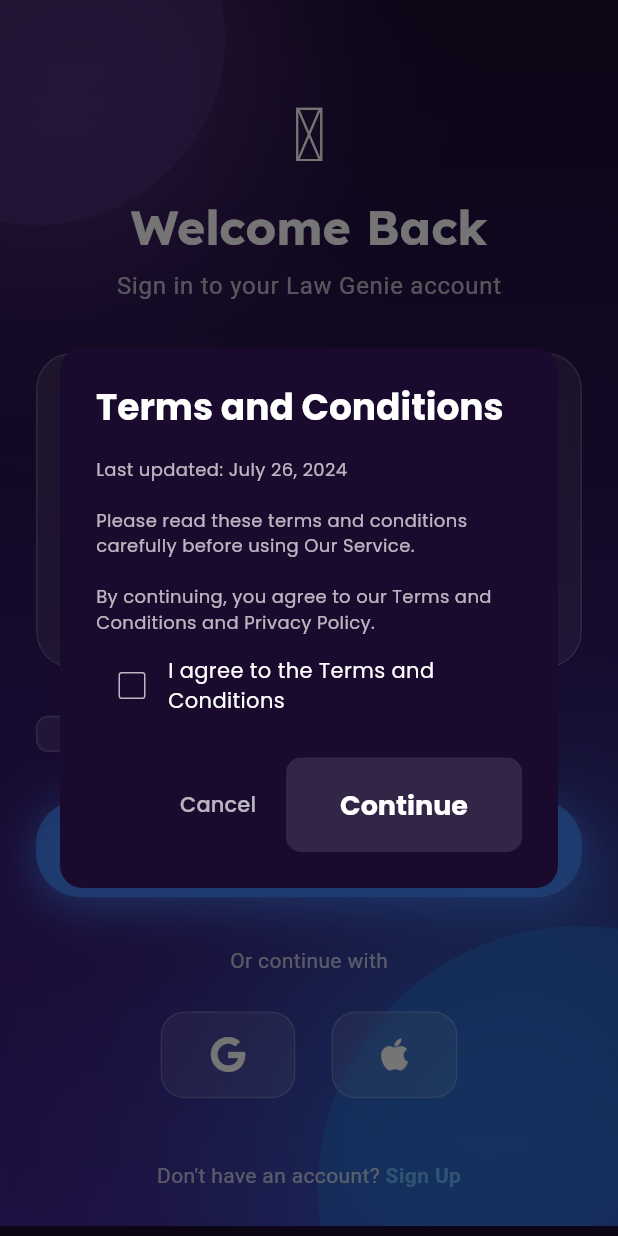
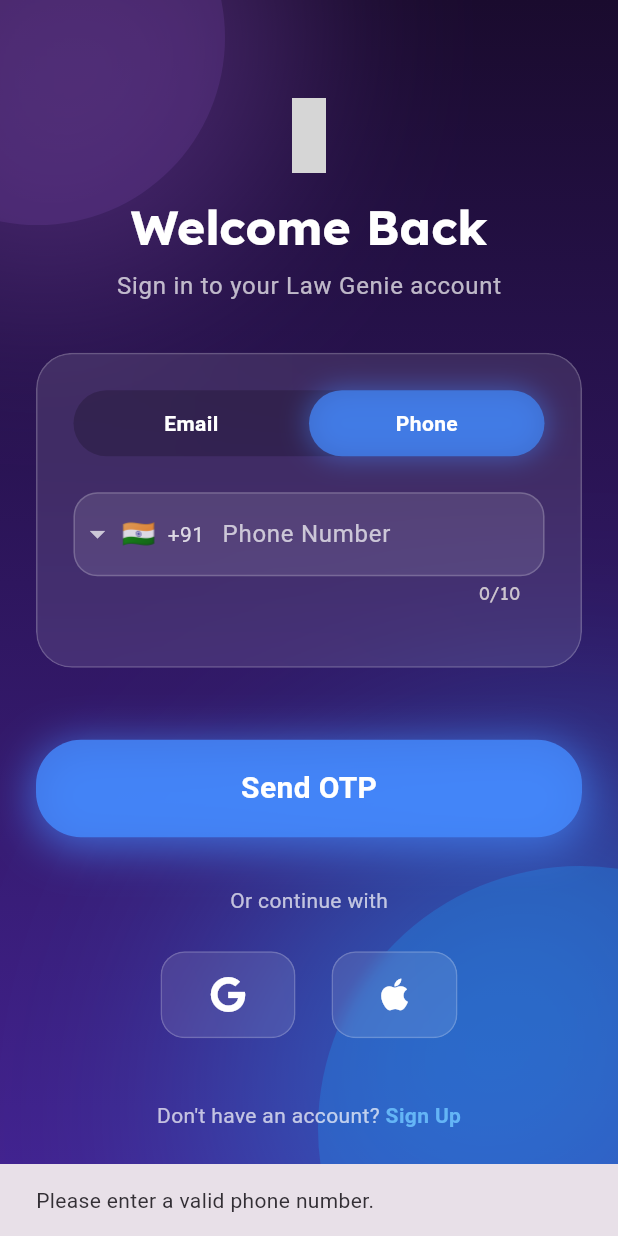
Before and after one commit to Syed-kashif-xli/law-genie, a Flutter app: the LoginPage screen opened directly, after a tap on "Phone", after a tap on "Send OTP", on a phone screen of 412 x 824 dp. Run offline on Flutter 3.47's test engine with Material 3 defaults, Android fonts, the phone set to English and light mode, and no system bars; drawn by our look-alikes of intl_phone_field; our stand-ins replace animated_text_kit, file_picker, firebase_auth, firebase_core, flutter_tts, font_awesome_flutter and 10 more; accounts and stored records are empty; network calls fail; grey boxes are pictures that could not be loaded.

Commit message:
Removed terms and conditions dialog for Google Sign-In

```diff
--- a/lib/features/auth/login_page.dart
+++ b/lib/features/auth/login_page.dart
@@ -23,7 +23,7 @@ class _LoginPageState extends State<LoginPage> {
   String _fullPhoneNumber = '';
 
   bool _isEmailLogin = true;
-  bool _agreedToTerms = false;
+  bool _agreedToTerms = true; // Set to true by default
   bool _isLoading = false;
   bool _codeSent = false;
   String? _verificationId;
@@ -31,7 +31,7 @@ class _LoginPageState extends State<LoginPage> {
   // Email & Password Sign-in
   Future<void> _signInWithEmailAndPassword() async {
     if (!_agreedToTerms) {
-      _showTermsDialog();
+      // Should not happen with _agreedToTerms = true, but keep for safety
       return;
     }
 
@@ -63,7 +63,7 @@ class _LoginPageState extends State<LoginPage> {
   // Phone Number Verification
   Future<void> _verifyPhoneNumber() async {
     if (!_agreedToTerms) {
-      _showTermsDialog();
+      // Should not happen with _agreedToTerms = true, but keep for safety
       return;
     }
     if (_fullPhoneNumber.isEmpty) {
@@ -143,10 +143,6 @@ class _LoginPageState extends State<LoginPage> {
 
   // Google Sign-in
   Future<void> _signInWithGoogle() async {
-    if (!_agreedToTerms) {
-      _showTermsDialog();
-      return;
-    }
     try {
       final GoogleSignInAccount? googleUser = await GoogleSignIn().signIn();
 
@@ -175,90 +171,6 @@ class _LoginPageState extends State<LoginPage> {
     Navigator.pushReplacement(
       context,
       MaterialPageRoute(builder: (context) => const MainLayout()),
-    );
-  }
-
-  void _showTermsDialog() {
-    bool checkboxValue = false;
-    showDialog(
-      context: context,
-      builder: (context) {
-        return StatefulBuilder(
-          builder: (context, setDialogState) {
-            return AlertDialog(
-              backgroundColor: const Color(0xFF1A0B2E),
-              shape: RoundedRectangleBorder(borderRadius: BorderRadius.circular(15)),
-              title: Text('Terms and Conditions', style: GoogleFonts.poppins(color: Colors.white, fontWeight: FontWeight.bold)),
-              content: SizedBox(
-                width: MediaQuery.of(context).size.width * 0.8,
-                child: SingleChildScrollView(
-                  child: Column(
-                    mainAxisSize: MainAxisSize.min,
-                    children: [
-                      Text(
-                        '''Last updated: July 26, 2024
-
-Please read these terms and conditions carefully before using Our Service.
-
-By continuing, you agree to our Terms and Conditions and Privacy Policy.''',
-                        style: GoogleFonts.poppins(color: Colors.white70, fontSize: 12),
-                      ),
-                      const SizedBox(height: 10),
-                      GestureDetector(
-                        onTap: () {
-                          setDialogState(() {
-                            checkboxValue = !checkboxValue;
-                          });
-                        },
-                        child: Row(
-                          children: [
-                            Checkbox(
-                              value: checkboxValue,
-                              onChanged: (value) {
-                                setDialogState(() {
-                                  checkboxValue = value ?? false;
-                                });
-                              },
-                              activeColor: Colors.blueAccent,
-                              checkColor: Colors.white,
-                              side: const BorderSide(color: Colors.white70),
-                            ),
-                            Expanded(
-                              child: Text('I agree to the Terms and Conditions', style: GoogleFonts.poppins(color: Colors.white, fontSize: 14)),
-                            ),
-                          ],
-                        ),
-                      ),
-                    ],
-                  ),
-                ),
-              ),
-              actions: [
-                TextButton(
-                  onPressed: () => Navigator.pop(context),
-                  child: Text('Cancel', style: GoogleFonts.poppins(color: Colors.white70)),
-                ),
-                ElevatedButton(
-                  onPressed: checkboxValue
-                      ? () {
-                          setState(() {
-                            _agreedToTerms = true;
-                          });
-                          Navigator.pop(context);
-                          _navigateToHome();
-                        }
-                      : null,
-                  style: ElevatedButton.styleFrom(
-                    backgroundColor: Colors.blueAccent,
-                    shape: RoundedRectangleBorder(borderRadius: BorderRadius.circular(10)),
-                  ),
-                  child: Text('Continue', style: GoogleFonts.poppins(color: Colors.white, fontWeight: FontWeight.bold)),
-                ),
-              ],
-            );
-          },
-        );
-      },
     );
   }
 
@@ -341,7 +253,7 @@ By continuing, you agree to our Terms and Conditions and Privacy Policy.''',
                       ),
                     ),
                     const SizedBox(height: 24),
-                    _buildTermsAndConditions(),
+                    // Removed _buildTermsAndConditions(),
                     const SizedBox(height: 24),
                     _buildGlowingButton(),
                     const SizedBox(height: 32),
@@ -497,34 +409,6 @@ By continuing, you agree to our Terms and Conditions and Privacy Policy.''',
     );
   }
 
-  Widget _buildTermsAndConditions() {
-    return GestureDetector(
-      onTap: () => setState(() => _agreedToTerms = !_agreedToTerms),
-      child: Row(
-        children: [
-          AnimatedContainer(
-            duration: const Duration(milliseconds: 200),
-            width: 24,
-            height: 24,
-            decoration: BoxDecoration(
-              color: _agreedToTerms ? Colors.blueAccent : Colors.white.withOpacity(0.1),
-              borderRadius: BorderRadius.circular(8),
-              border: Border.all(color: _agreedToTerms ? Colors.transparent : Colors.white.withOpacity(0.2)),
-            ),
-            child: _agreedToTerms ? const Icon(Icons.check, color: Colors.white, size: 18) : null,
-          ),
-          const SizedBox(width: 12),
-          const Flexible(
-            child: Text(
-              'I accept the Terms and Conditions and Privacy Policy.',
-              style: TextStyle(color: Colors.white70),
-            ),
-          ),
-        ],
-      ),
-    );
-  }
-
   Widget _buildGlowingButton() {
     return GestureDetector(
       onTap: _isLoading ? null : () {
```
